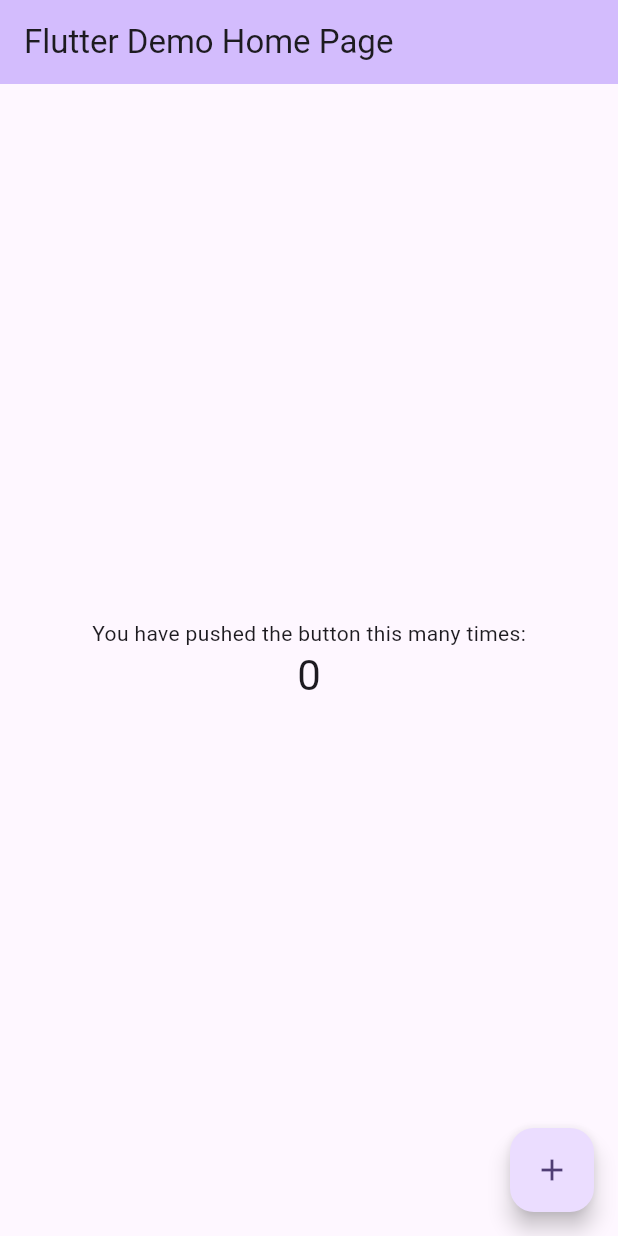
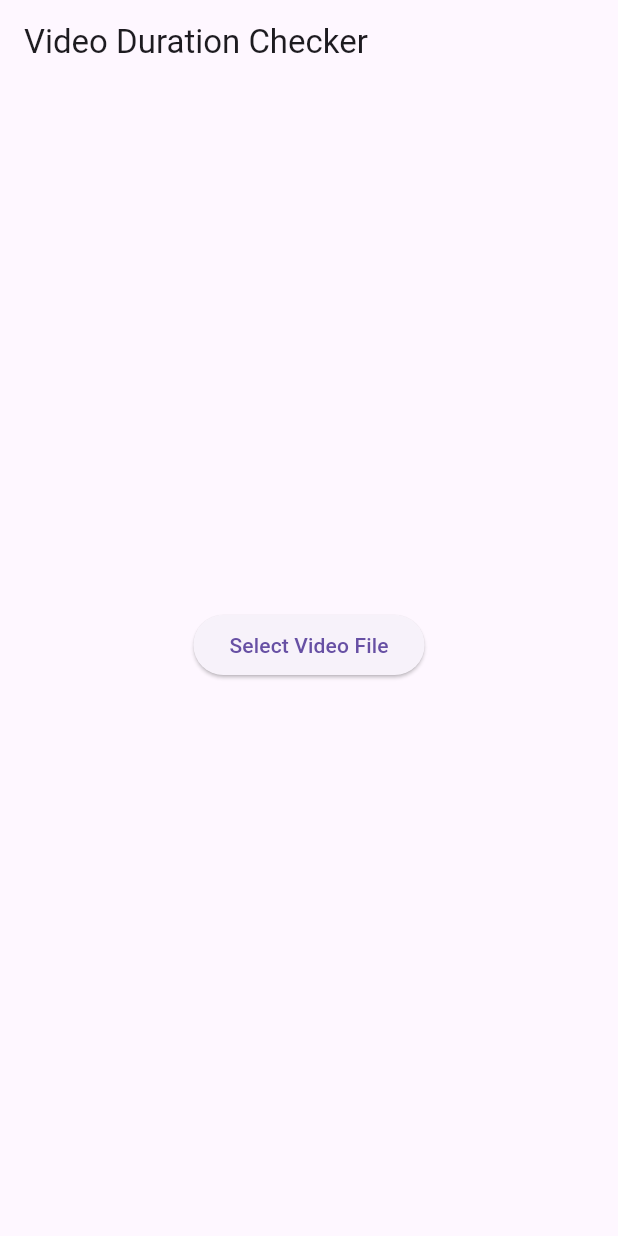
Before and after one commit to stephane-archer/video_duration, a Flutter app: the screen it shows after launch, on a phone screen of 412 x 824 dp. Run offline on Flutter 3.47's test engine with Material 3 defaults, Android fonts, the phone set to English and light mode, and no system bars; our stand-ins replace file_picker; missing offline and left inert: thumblr.

Commit message:
update the example to use the video_duration lib

```diff
--- a/example/lib/main.dart
+++ b/example/lib/main.dart
@@ -1,122 +1,97 @@
+import 'package:file_picker/file_picker.dart';
 import 'package:flutter/material.dart';
+import 'package:video_duration/video_duration.dart';
 
 void main() {
-  runApp(const MyApp());
+  runApp(const VideoDurationApp());
 }
 
-class MyApp extends StatelessWidget {
-  const MyApp({super.key});
+class VideoDurationApp extends StatelessWidget {
+  const VideoDurationApp({super.key});
 
-  // This widget is the root of your application.
   @override
   Widget build(BuildContext context) {
     return MaterialApp(
-      title: 'Flutter Demo',
-      theme: ThemeData(
-        // This is the theme of your application.
-        //
-        // TRY THIS: Try running your application with "flutter run". You'll see
-        // the application has a purple toolbar. Then, without quitting the app,
-        // try changing the seedColor in the colorScheme below to Colors.green
-        // and then invoke "hot reload" (save your changes or press the "hot
-        // reload" button in a Flutter-supported IDE, or press "r" if you used
-        // the command line to start the app).
-        //
-        // Notice that the counter didn't reset back to zero; the application
-        // state is not lost during the reload. To reset the state, use hot
-        // restart instead.
-        //
-        // This works for code too, not just values: Most code changes can be
-        // tested with just a hot reload.
-        colorScheme: ColorScheme.fromSeed(seedColor: Colors.deepPurple),
-      ),
-      home: const MyHomePage(title: 'Flutter Demo Home Page'),
+      title: 'Video Duration Checker',
+      theme: ThemeData(primarySwatch: Colors.blue),
+      home: const VideoDurationHomePage(),
     );
   }
 }
 
-class MyHomePage extends StatefulWidget {
-  const MyHomePage({super.key, required this.title});
-
-  // This widget is the home page of your application. It is stateful, meaning
-  // that it has a State object (defined below) that contains fields that affect
-  // how it looks.
-
-  // This class is the configuration for the state. It holds the values (in this
-  // case the title) provided by the parent (in this case the App widget) and
-  // used by the build method of the State. Fields in a Widget subclass are
-  // always marked "final".
-
-  final String title;
+class VideoDurationHomePage extends StatefulWidget {
+  const VideoDurationHomePage({super.key});
 
   @override
-  State<MyHomePage> createState() => _MyHomePageState();
+  State<VideoDurationHomePage> createState() => _VideoDurationHomePageState();
 }
 
-class _MyHomePageState extends State<MyHomePage> {
-  int _counter = 0;
-
-  void _incrementCounter() {
-    setState(() {
-      // This call to setState tells the Flutter framework that something has
-      // changed in this State, which causes it to rerun the build method below
-      // so that the display can reflect the updated values. If we changed
-      // _counter without calling setState(), then the build method would not be
-      // called again, and so nothing would appear to happen.
-      _counter++;
-    });
-  }
+class _VideoDurationHomePageState extends State<VideoDurationHomePage> {
+  String? _filePath;
+  double? _videoDurationSeconds;
+  bool _loading = false;
 
   @override
   Widget build(BuildContext context) {
-    // This method is rerun every time setState is called, for instance as done
-    // by the _incrementCounter method above.
-    //
-    // The Flutter framework has been optimized to make rerunning build methods
-    // fast, so that you can just rebuild anything that needs updating rather
-    // than having to individually change instances of widgets.
     return Scaffold(
-      appBar: AppBar(
-        // TRY THIS: Try changing the color here to a specific color (to
-        // Colors.amber, perhaps?) and trigger a hot reload to see the AppBar
-        // change color while the other colors stay the same.
-        backgroundColor: Theme.of(context).colorScheme.inversePrimary,
-        // Here we take the value from the MyHomePage object that was created by
-        // the App.build method, and use it to set our appbar title.
-        title: Text(widget.title),
-      ),
+      appBar: AppBar(title: const Text('Video Duration Checker')),
       body: Center(
-        // Center is a layout widget. It takes a single child and positions it
-        // in the middle of the parent.
-        child: Column(
-          // Column is also a layout widget. It takes a list of children and
-          // arranges them vertically. By default, it sizes itself to fit its
-          // children horizontally, and tries to be as tall as its parent.
-          //
-          // Column has various properties to control how it sizes itself and
-          // how it positions its children. Here we use mainAxisAlignment to
-          // center the children vertically; the main axis here is the vertical
-          // axis because Columns are vertical (the cross axis would be
-          // horizontal).
-          //
-          // TRY THIS: Invoke "debug painting" (choose the "Toggle Debug Paint"
-          // action in the IDE, or press "p" in the console), to see the
-          // wireframe for each widget.
-          mainAxisAlignment: MainAxisAlignment.center,
-          children: <Widget>[
-            const Text('You have pushed the button this many times:'),
-            Text(
-              '$_counter',
-              style: Theme.of(context).textTheme.headlineMedium,
-            ),
-          ],
+        child: Padding(
+          padding: const EdgeInsets.all(16.0),
+          child: Column(
+            mainAxisAlignment: MainAxisAlignment.center,
+            children: [
+              ElevatedButton(
+                onPressed: _loading ? null : _pickFile,
+                child: const Text('Select Video File'),
+              ),
+              const SizedBox(height: 20),
+              if (_loading) const CircularProgressIndicator(),
+              if (_videoDurationSeconds != null) ...[
+                const SizedBox(height: 20),
+                Text(
+                  'Selected File:\n${_filePath ?? ""}',
+                  textAlign: TextAlign.center,
+                ),
+                const SizedBox(height: 10),
+                Text(
+                  'Video Duration: ${_videoDurationSeconds?.toStringAsFixed(3)} seconds',
+                  style: const TextStyle(
+                    fontSize: 18,
+                    fontWeight: FontWeight.bold,
+                  ),
+                ),
+              ],
+            ],
+          ),
         ),
       ),
-      floatingActionButton: FloatingActionButton(
-        onPressed: _incrementCounter,
-        tooltip: 'Increment',
-        child: const Icon(Icons.add),
-      ), // This trailing comma makes auto-formatting nicer for build methods.
     );
   }
+
+  Future<void> _pickFile() async {
+    setState(() {
+      _loading = true;
+      _videoDurationSeconds = null;
+    });
+
+    FilePickerResult? result = await FilePicker.platform.pickFiles(
+      type: FileType.video,
+    );
+
+    if (result != null && result.files.single.path != null) {
+      String path = result.files.single.path!;
+      double duration = await getVideoDuration(path);
+
+      setState(() {
+        _filePath = path;
+        _videoDurationSeconds = duration;
+        _loading = false;
+      });
+    } else {
+      setState(() {
+        _loading = false;
+      });
+    }
+  }
 }
--- a/example/pubspec.yaml
+++ b/example/pubspec.yaml
@@ -36,6 +36,7 @@ dependencies:
   # The following adds the Cupertino Icons font to your application.
   # Use with the CupertinoIcons class for iOS style icons.
   cupertino_icons: ^1.0.8
+  file_picker: ^10.1.2
 
 dev_dependencies:
   flutter_test:
```
Also changed, not shown: example/pubspec.lock, 4 other files.
